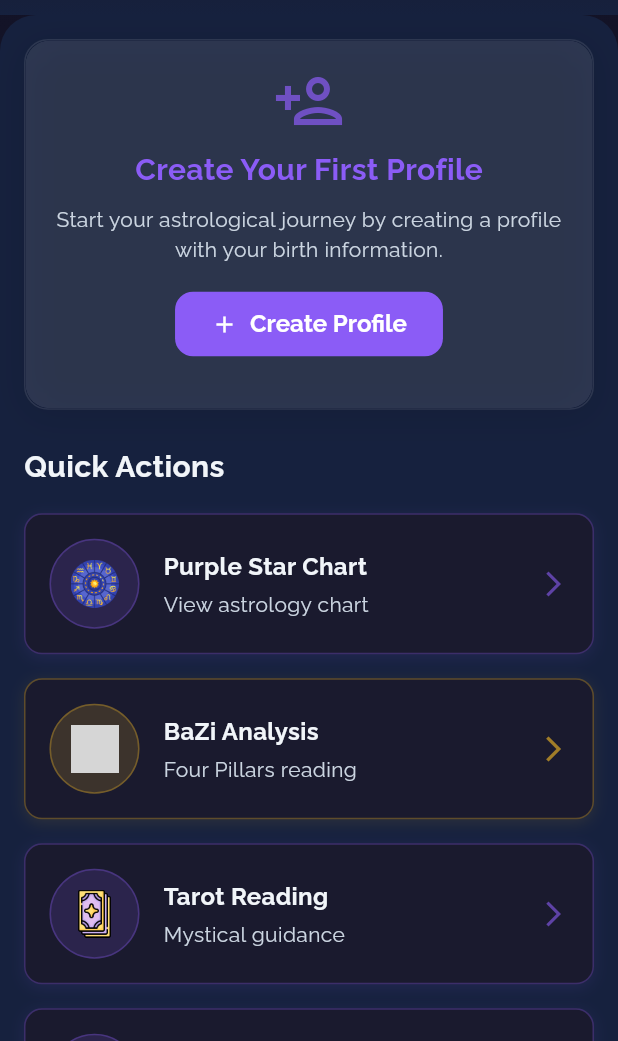
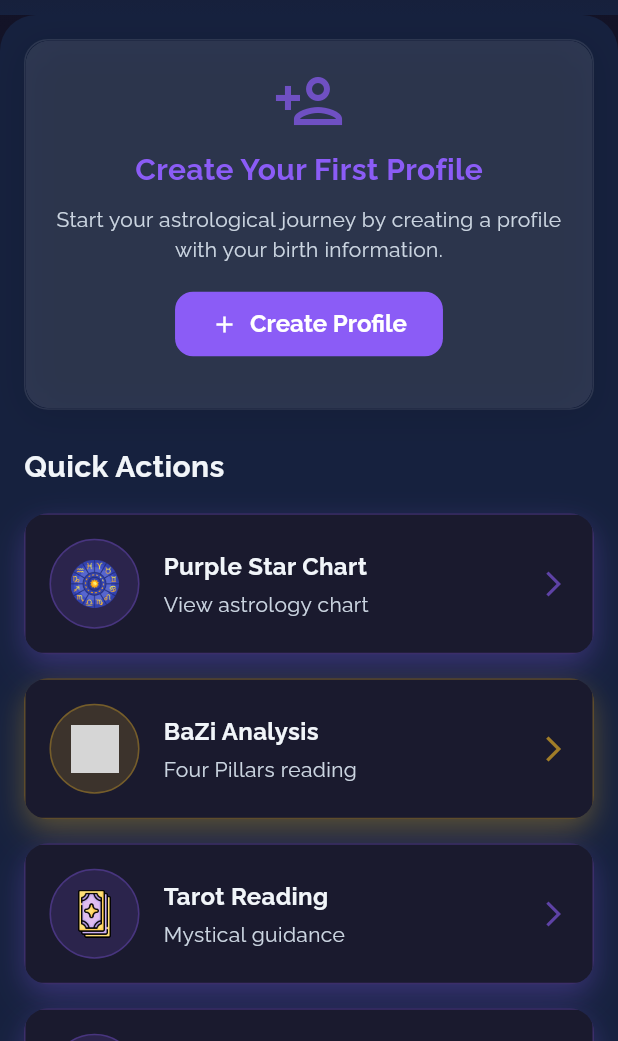
Before and after one commit to osmandemiroz/astro-iztro, a Flutter app: the screen it shows after launch, after a tap on "Skip", on a phone screen of 412 x 824 dp, the part 195-1236 px from its top. Run offline on Flutter 3.47's test engine with Material 3 defaults, Android fonts, the phone set to English and light mode, and no system bars; drawn by our look-alikes of flutter_animate; our stand-ins replace cached_network_image, flutter_map, flutter_staggered_animations, get, latlong2, shared_preferences and 1 more; accounts and stored records are empty; generated files the repository leaves out were written again; grey boxes are pictures that could not be loaded.

Commit message:
feat: Add animated 3D card, gradient background, particle background, and shimmer loading widgets, and update related views and dependencies.

```diff
--- a/lib/app/modules/home/home_view.dart
+++ b/lib/app/modules/home/home_view.dart
@@ -8,11 +8,13 @@ import 'package:astro_iztro/core/services/language_service.dart';
 import 'package:astro_iztro/core/utils/iz_animated_widgets.dart';
 import 'package:astro_iztro/core/utils/responsive_sizer.dart';
 import 'package:astro_iztro/shared/themes/app_theme.dart';
+import 'package:astro_iztro/shared/widgets/animated_3d_card.dart';
 import 'package:astro_iztro/shared/widgets/background_image_widget.dart';
 import 'package:astro_iztro/shared/widgets/liquid_glass_widget.dart';
 import 'package:flutter/cupertino.dart';
 import 'package:flutter/material.dart';
 import 'package:flutter_gen/gen_l10n/app_localizations.dart';
+import 'package:flutter_staggered_animations/flutter_staggered_animations.dart';
 import 'package:get/get.dart';
 
 /// [HomeView] - Adaptive main dashboard screen following Apple Human Interface Guidelines
@@ -916,8 +918,10 @@ class HomeView extends GetView<HomeController> {
     return IzSlideFadeIn(
       offset: const Offset(0, 20),
       delay: delay ?? Duration.zero,
-      child: IzTapScale(
+      child: Animated3DCard(
         onTap: onTap,
+        depth: 0.3,
+        shadowColor: color,
         child: Container(
           width: double.infinity,
           padding: const EdgeInsets.all(AppConstants.defaultPadding),
--- a/lib/app/modules/onboarding/onboarding_view.dart
+++ b/lib/app/modules/onboarding/onboarding_view.dart
@@ -5,8 +5,10 @@ import 'package:astro_iztro/core/constants/app_constants.dart';
 import 'package:astro_iztro/core/constants/colors.dart';
 import 'package:astro_iztro/core/utils/responsive_sizer.dart';
 import 'package:astro_iztro/shared/themes/app_theme.dart';
+import 'package:astro_iztro/shared/widgets/animated_gradient_background.dart';
 import 'package:astro_iztro/shared/widgets/language_switcher.dart';
 import 'package:astro_iztro/shared/widgets/liquid_glass_widget.dart';
+import 'package:astro_iztro/shared/widgets/particle_background.dart';
 import 'package:flutter/material.dart';
 import 'package:flutter_gen/gen_l10n/app_localizations.dart';
 import 'package:get/get.dart';
@@ -700,27 +702,29 @@ class OnboardingBackground extends StatelessWidget {
 
   @override
   Widget build(BuildContext context) {
-    return Container(
-      decoration: const BoxDecoration(
-        gradient: LinearGradient(
-          begin: Alignment.topCenter,
-          end: Alignment.bottomCenter,
-          colors: [
-            Color(0xFF0A0A0A),
-            Color(0xFF1A1A2E),
-            Color(0xFF16213E),
-          ],
+    return Stack(
+      children: [
+        // Animated gradient background
+        const AnimatedGradientBackground(
+          preset: GradientPreset.cosmic,
         ),
-      ),
-      child: Stack(
-        children: [
-          // Animated background stars
-          _buildAnimatedStars(),
 
-          // Main content
-          child,
-        ],
-      ),
+        // Particle effects layer
+        const Positioned.fill(
+          child: ParticleBackground(
+            particleCount: 40,
+            particleColor: AppColors.white,
+            particleSize: Size(1, 3),
+            speed: 0.5,
+          ),
+        ),
+
+        // Animated background stars (existing)
+        _buildAnimatedStars(),
+
+        // Main content
+        child,
+      ],
     );
   }
 
--- /dev/null
+++ b/lib/shared/widgets/animated_3d_card.dart
@@ -0,0 +1,145 @@
+import 'package:flutter/material.dart';
+import 'package:flutter_animate/flutter_animate.dart';
+
+/// [Animated3DCard] - A modern 3D card widget with perspective transformations
+/// Provides depth and interactive animations for a premium feel
+class Animated3DCard extends StatefulWidget {
+  /// Constructor for Animated3DCard
+  /// [child] - The widget to display inside the card
+  /// [width] - Card width
+  /// [height] - Card height
+  /// [depth] - 3D depth effect intensity (0.0 to 1.0)
+  /// [enableTilt] - Enable tilt animation on hover/tap
+  /// [shadowColor] - Color of the 3D shadow
+  /// [borderRadius] - Border radius of the card
+  /// [onTap] - Callback when card is tapped
+  const Animated3DCard({
+    required this.child,
+    super.key,
+    this.width,
+    this.height,
+    this.depth = 0.5,
+    this.enableTilt = true,
+    this.shadowColor = Colors.black,
+    this.borderRadius = 16.0,
+    this.onTap,
+  });
+
+  final Widget child;
+  final double? width;
+  final double? height;
+  final double depth;
+  final bool enableTilt;
+  final Color shadowColor;
+  final double borderRadius;
+  final VoidCallback? onTap;
+
+  @override
+  State<Animated3DCard> createState() => _Animated3DCardState();
+}
+
+class _Animated3DCardState extends State<Animated3DCard> {
+  bool _isHovered = false;
+  Offset _tiltOffset = Offset.zero;
+
+  @override
+  Widget build(BuildContext context) {
+    return MouseRegion(
+      onEnter: (_) => setState(() => _isHovered = true),
+      onExit: (_) {
+        setState(() {
+          _isHovered = false;
+          _tiltOffset = Offset.zero;
+        });
+      },
+      onHover: (event) {
+        if (!widget.enableTilt) return;
+        final size = context.size;
+        if (size == null) return;
+
+        final dx = (event.localPosition.dx - size.width / 2) / size.width;
+        final dy = (event.localPosition.dy - size.height / 2) / size.height;
+
+        setState(() {
+          _tiltOffset = Offset(dx, dy);
+        });
+      },
+      child: GestureDetector(
+        onTap: widget.onTap,
+        onPanUpdate: (details) {
+          if (!widget.enableTilt) return;
+          final size = context.size;
+          if (size == null) return;
+
+          final dx = (details.localPosition.dx - size.width / 2) / size.width;
+          final dy = (details.localPosition.dy - size.height / 2) / size.height;
+
+          setState(() {
+            _tiltOffset = Offset(dx, dy);
+          });
+        },
+        onPanEnd: (_) {
+          setState(() {
+            _tiltOffset = Offset.zero;
+          });
+        },
+        child: AnimatedContainer(
+          duration: const Duration(milliseconds: 200),
+          curve: Curves.easeOut,
+          width: widget.width,
+          height: widget.height,
+          transform: _buildTransform(),
+          child: Container(
+            decoration: BoxDecoration(
+              borderRadius: BorderRadius.circular(widget.borderRadius),
+              boxShadow: _buildShadows(),
+            ),
+            child: ClipRRect(
+              borderRadius: BorderRadius.circular(widget.borderRadius),
+              child: widget.child,
+            ),
+          ),
+        ),
+      ),
+    )
+        .animate(target: _isHovered ? 1 : 0)
+        .scale(
+          begin: const Offset(1, 1),
+          end: const Offset(1.02, 1.02),
+          duration: 200.ms,
+        )
+        .shimmer(
+          duration: 1500.ms,
+          color: Colors.white.withValues(alpha: 0.1),
+        );
+  }
+
+  Matrix4 _buildTransform() {
+    final rotationX = _tiltOffset.dy * 0.1 * widget.depth;
+    final rotationY = -_tiltOffset.dx * 0.1 * widget.depth;
+
+    return Matrix4.identity()
+      ..setEntry(3, 2, 0.001) // perspective
+      ..rotateX(rotationX)
+      ..rotateY(rotationY);
+  }
+
+  List<BoxShadow> _buildShadows() {
+    final baseElevation = _isHovered ? 20.0 : 10.0;
+    final offsetX = _tiltOffset.dx * 10;
+    final offsetY = _tiltOffset.dy * 10 + baseElevation;
+
+    return [
+      BoxShadow(
+        color: widget.shadowColor.withValues(alpha: 0.2),
+        blurRadius: baseElevation * 2,
+        offset: Offset(offsetX, offsetY),
+      ),
+      BoxShadow(
+        color: widget.shadowColor.withValues(alpha: 0.1),
+        blurRadius: baseElevation,
+        offset: Offset(offsetX / 2, offsetY / 2),
+      ),
+    ];
+  }
+}
--- /dev/null
+++ b/lib/shared/widgets/animated_gradient_background.dart
@@ -0,0 +1,137 @@
+import 'package:flutter/material.dart';
+
+/// [AnimatedGradientBackground] - Animated gradient background with smooth transitions
+/// Provides dynamic, immersive backgrounds with multiple preset themes
+class AnimatedGradientBackground extends StatefulWidget {
+  /// Constructor for AnimatedGradientBackground
+  /// [preset] - Predefined gradient theme
+  /// [customColors] - Custom gradient colors (overrides preset)
+  /// [animationDuration] - Duration for color transitions
+  /// [child] - Widget to display on top of the background
+  const AnimatedGradientBackground({
+    super.key,
+    this.preset = GradientPreset.cosmic,
+    this.customColors,
+    this.animationDuration = const Duration(seconds: 10),
+    this.child,
+  });
+
+  final GradientPreset preset;
+  final List<Color>? customColors;
+  final Duration animationDuration;
+  final Widget? child;
+
+  @override
+  State<AnimatedGradientBackground> createState() =>
+      _AnimatedGradientBackgroundState();
+}
+
+class _AnimatedGradientBackgroundState extends State<AnimatedGradientBackground>
+    with SingleTickerProviderStateMixin {
+  late AnimationController _controller;
+  late Animation<double> _animation;
+
+  @override
+  void initState() {
+    super.initState();
+    _controller = AnimationController(
+      vsync: this,
+      duration: widget.animationDuration,
+    )..repeat(reverse: true);
+
+    _animation = Tween<double>(begin: 0, end: 1).animate(
+      CurvedAnimation(parent: _controller, curve: Curves.easeInOut),
+    );
+  }
+
+  @override
+  void dispose() {
+    _controller.dispose();
+    super.dispose();
+  }
+
+  @override
+  Widget build(BuildContext context) {
+    final colors = widget.customColors ?? _getPresetColors(widget.preset);
+
+    return AnimatedBuilder(
+      animation: _animation,
+      builder: (context, child) {
+        return Container(
+          decoration: BoxDecoration(
+            gradient: LinearGradient(
+              begin: Alignment.topLeft,
+              end: Alignment.bottomRight,
+              colors: colors,
+              stops: [
+                0.0,
+                _animation.value * 0.5,
+                _animation.value,
+                1.0,
+              ],
+            ),
+          ),
+          child: widget.child,
+        );
+      },
+    );
+  }
+
+  List<Color> _getPresetColors(GradientPreset preset) {
+    switch (preset) {
+      case GradientPreset.cosmic:
+        return [
+          const Color(0xFF0F0C29),
+          const Color(0xFF302B63),
+          const Color(0xFF24243E),
+          const Color(0xFF0F0C29),
+        ];
+      case GradientPreset.mystical:
+        return [
+          const Color(0xFF1A1A2E),
+          const Color(0xFF16213E),
+          const Color(0xFF0F3460),
+          const Color(0xFF1A1A2E),
+        ];
+      case GradientPreset.aurora:
+        return [
+          const Color(0xFF2E1F3D),
+          const Color(0xFF3D2C5C),
+          const Color(0xFF4A3B6B),
+          const Color(0xFF2E1F3D),
+        ];
+      case GradientPreset.deepSpace:
+        return [
+          const Color(0xFF000000),
+          const Color(0xFF1A1A2E),
+          const Color(0xFF16213E),
+          const Color(0xFF000000),
+        ];
+      case GradientPreset.twilight:
+        return [
+          const Color(0xFF232526),
+          const Color(0xFF414345),
+          const Color(0xFF2C3E50),
+          const Color(0xFF232526),
+        ];
+    }
+  }
+}
+
+/// [GradientPreset] - Predefined gradient themes
+enum GradientPreset {
+  /// Deep purple and blue cosmic theme
+  cosmic,
+
+  /// Dark mystical purple theme
+  mystical,
+
+  /// Aurora-inspired purple theme
+  aurora,
+
+  /// Deep space black and purple theme
+  deepSpace,
+
+  /// Twilight gray and blue theme
+  twilight,
+}
--- /dev/null
+++ b/lib/shared/widgets/particle_background.dart
@@ -0,0 +1,153 @@
+import 'dart:math';
+
+import 'package:flutter/material.dart';
+
+/// [ParticleBackground] - Animated particle background with floating particles
+/// Creates an immersive, dynamic background effect
+class ParticleBackground extends StatefulWidget {
+  /// Constructor for ParticleBackground
+  /// [particleCount] - Number of particles to display
+  /// [particleColor] - Color of the particles
+  /// [particleSize] - Size range of particles
+  /// [speed] - Animation speed multiplier
+  /// [enableParallax] - Enable parallax scrolling effect
+  const ParticleBackground({
+    super.key,
+    this.particleCount = 50,
+    this.particleColor = Colors.white,
+    this.particleSize = const Size(2, 4),
+    this.speed = 1.0,
+    this.enableParallax = true,
+  });
+
+  final int particleCount;
+  final Color particleColor;
+  final Size particleSize;
+  final double speed;
+  final bool enableParallax;
+
+  @override
+  State<ParticleBackground> createState() => _ParticleBackgroundState();
+}
+
+class _ParticleBackgroundState extends State<ParticleBackground>
+    with SingleTickerProviderStateMixin {
+  late AnimationController _controller;
+  late List<Particle> _particles;
+  final Random _random = Random();
+
+  @override
+  void initState() {
+    super.initState();
+    _controller = AnimationController(
+      vsync: this,
+      duration: const Duration(seconds: 60),
+    )..repeat();
+
+    _particles = List.generate(
+      widget.particleCount,
+      (index) => Particle(
+        position: Offset(
+          _random.nextDouble(),
+          _random.nextDouble(),
+        ),
+        velocity: Offset(
+          (_random.nextDouble() - 0.5) * 0.0005 * widget.speed,
+          (_random.nextDouble() - 0.5) * 0.0005 * widget.speed,
+        ),
+        size: widget.particleSize.width +
+            _random.nextDouble() *
+                (widget.particleSize.height - widget.particleSize.width),
+        opacity: 0.3 + _random.nextDouble() * 0.4,
+      ),
+    );
+
+    _controller.addListener(() {
+      setState(() {
+        for (final particle in _particles) {
+          particle.update();
+        }
+      });
+    });
+  }
+
+  @override
+  void dispose() {
+    _controller.dispose();
+    super.dispose();
+  }
+
+  @override
+  Widget build(BuildContext context) {
+    return CustomPaint(
+      painter: ParticlePainter(
+        particles: _particles,
+        color: widget.particleColor,
+      ),
+      child: Container(),
+    );
+  }
+}
+
+/// [Particle] - Individual particle data
+class Particle {
+  Particle({
+    required this.position,
+    required this.velocity,
+    required this.size,
+    required this.opacity,
+  });
+
+  Offset position;
+  Offset velocity;
+  double size;
+  double opacity;
+
+  void update() {
+    position += velocity;
+
+    // Wrap around screen edges
+    if (position.dx < 0) position = Offset(1, position.dy);
+    if (position.dx > 1) position = Offset(0, position.dy);
+    if (position.dy < 0) position = Offset(position.dx, 1);
+    if (position.dy > 1) position = Offset(position.dx, 0);
+  }
+}
+
+/// [ParticlePainter] - Custom painter for rendering particles
+class ParticlePainter extends CustomPainter {
+  ParticlePainter({
+    required this.particles,
+    required this.color,
+  });
+
+  final List<Particle> particles;
+  final Color color;
+
+  @override
+  void paint(Canvas canvas, Size size) {
+    for (final particle in particles) {
+      final paint = Paint()
+        ..color = color.withValues(alpha: particle.opacity)
+        ..style = PaintingStyle.fill;
+
+      final position = Offset(
+        particle.position.dx * size.width,
+        particle.position.dy * size.height,
+      );
+
+      // Draw particle as a circle
+      canvas.drawCircle(position, particle.size, paint);
+
+      // Draw subtle glow
+      final glowPaint = Paint()
+        ..color = color.withValues(alpha: particle.opacity * 0.3)
+        ..maskFilter = const MaskFilter.blur(BlurStyle.normal, 3);
+
+      canvas.drawCircle(position, particle.size * 1.5, glowPaint);
+    }
+  }
+
+  @override
+  bool shouldRepaint(ParticlePainter oldDelegate) => true;
+}
--- a/pubspec.yaml
+++ b/pubspec.yaml
@@ -9,14 +9,18 @@ dependencies:
   cupertino_icons: ^1.0.8
   flutter:
     sdk: flutter
+  flutter_animate: ^4.5.0
   flutter_datetime_picker_plus: ^2.1.0
   flutter_localizations:
     sdk: flutter
   flutter_map: ^7.0.2
+  flutter_staggered_animations: ^1.1.1
   get: ^4.6.6
   intl: ^0.19.0
   latlong2: ^0.9.1
+  neopop: ^1.0.2
   shared_preferences: ^2.2.2
+  shimmer: ^3.0.0
 dev_dependencies:
   flutter_launcher_icons: ^0.14.4
   flutter_lints: ^3.0.1
```
Also changed, not shown: lib/shared/widgets/shimmer_loading.dart (added, +149 -0 lines).
